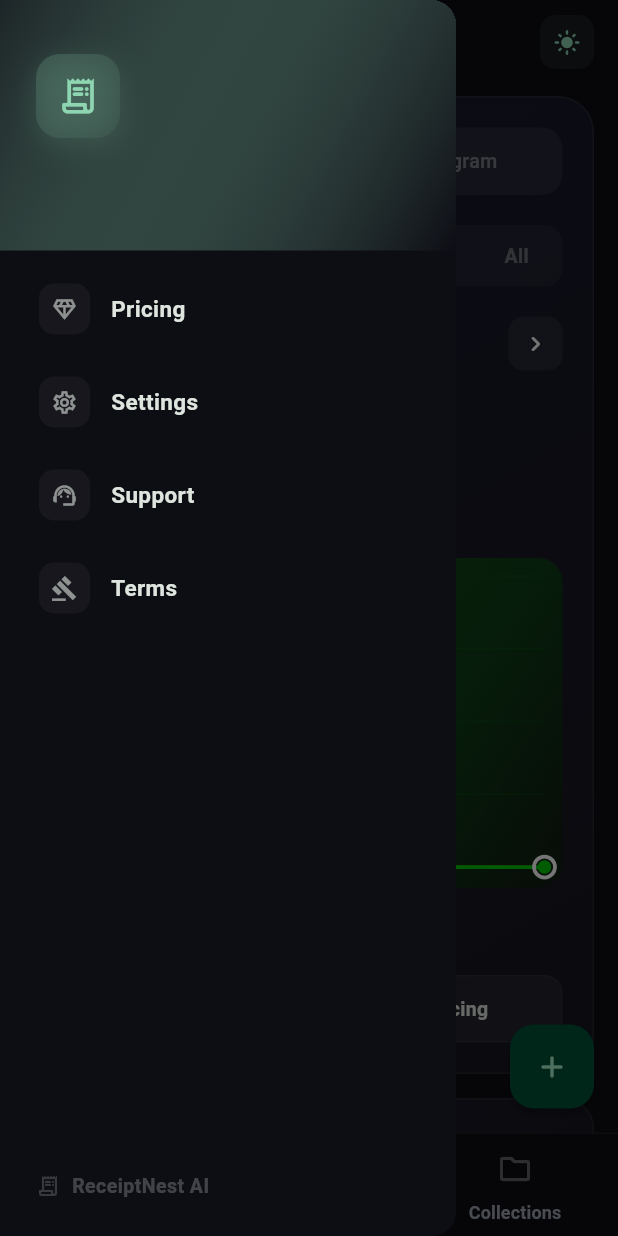
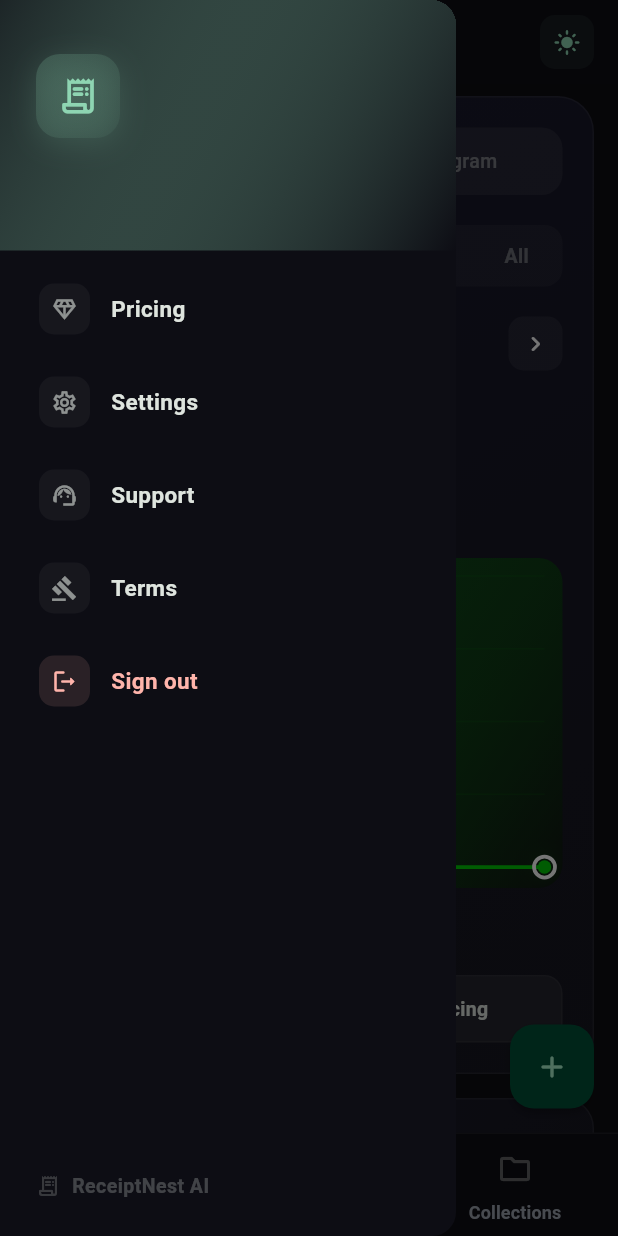
Before and after one commit to EdmondMbadu/receiptnest-mobile, a Flutter app: the screen it shows once a user with an empty profile is signed in, with the side drawer open, on a phone screen of 412 x 824 dp. Run offline on Flutter 3.47's test engine with Material 3 defaults, Android fonts, the phone set to English and light mode, and no system bars; our stand-ins replace cached_network_image, cloud_firestore, cloud_functions, file_picker, firebase_auth, firebase_core and 9 more; accounts and stored records are empty; generated files the repository leaves out were written again; network calls fail.

Commit message:
added sign out in red so that it looks updated

```diff
--- a/lib/src/features/shell/presentation/app_shell_screen.dart
+++ b/lib/src/features/shell/presentation/app_shell_screen.dart
@@ -32,6 +32,31 @@ class AppShellScreen extends ConsumerWidget {
       Navigator.of(context).pop();
       if (location == route) return;
       context.push(route);
+    }
+
+    Future<void> logoutFromDrawer() async {
+      Navigator.of(context).pop();
+      final confirmed = await showDialog<bool>(
+        context: context,
+        builder: (context) => AlertDialog(
+          title: const Text('Sign out?'),
+          content: const Text(
+            'You will need to sign in again to access your receipts and settings.',
+          ),
+          actions: [
+            TextButton(
+              onPressed: () => Navigator.of(context).pop(false),
+              child: const Text('Cancel'),
+            ),
+            FilledButton(
+              onPressed: () => Navigator.of(context).pop(true),
+              child: const Text('Sign out'),
+            ),
+          ],
+        ),
+      );
+      if (confirmed != true) return;
+      await ref.read(authRepositoryProvider).logout();
     }
 
     return PopScope<void>(
@@ -289,6 +314,12 @@ class AppShellScreen extends ConsumerWidget {
                 label: 'Terms',
                 onTap: () => openFromDrawer('/terms'),
               ),
+              _DrawerTile(
+                icon: Icons.logout_rounded,
+                label: 'Sign out',
+                onTap: logoutFromDrawer,
+                color: cs.error,
+              ),
               const Spacer(),
               Padding(
                 padding: const EdgeInsets.all(24),
@@ -325,16 +356,19 @@ class _DrawerTile extends StatelessWidget {
     required this.icon,
     required this.label,
     required this.onTap,
+    this.color,
   });
 
   final IconData icon;
   final String label;
   final VoidCallback onTap;
+  final Color? color;
 
   @override
   Widget build(BuildContext context) {
     final cs = Theme.of(context).colorScheme;
     final isDark = Theme.of(context).brightness == Brightness.dark;
+    final accentColor = color ?? cs.onSurface;
 
     return Padding(
       padding: const EdgeInsets.symmetric(horizontal: 12, vertical: 2),
@@ -351,7 +385,9 @@ class _DrawerTile extends StatelessWidget {
                   width: 34,
                   height: 34,
                   decoration: BoxDecoration(
-                    color: isDark
+                    color: color != null
+                        ? accentColor.withValues(alpha: isDark ? 0.12 : 0.08)
+                        : isDark
                         ? Colors.white.withValues(alpha: 0.04)
                         : Colors.grey.shade50,
                     borderRadius: BorderRadius.circular(10),
@@ -359,7 +395,9 @@ class _DrawerTile extends StatelessWidget {
                   child: Icon(
                     icon,
                     size: 18,
-                    color: cs.onSurface.withValues(alpha: 0.6),
+                    color: color != null
+                        ? accentColor
+                        : cs.onSurface.withValues(alpha: 0.6),
                   ),
                 ),
                 const SizedBox(width: 14),
@@ -368,7 +406,7 @@ class _DrawerTile extends StatelessWidget {
                   style: TextStyle(
                     fontWeight: FontWeight.w600,
                     fontSize: 15,
-                    color: cs.onSurface,
+                    color: color != null ? accentColor : cs.onSurface,
                   ),
                 ),
               ],
```
